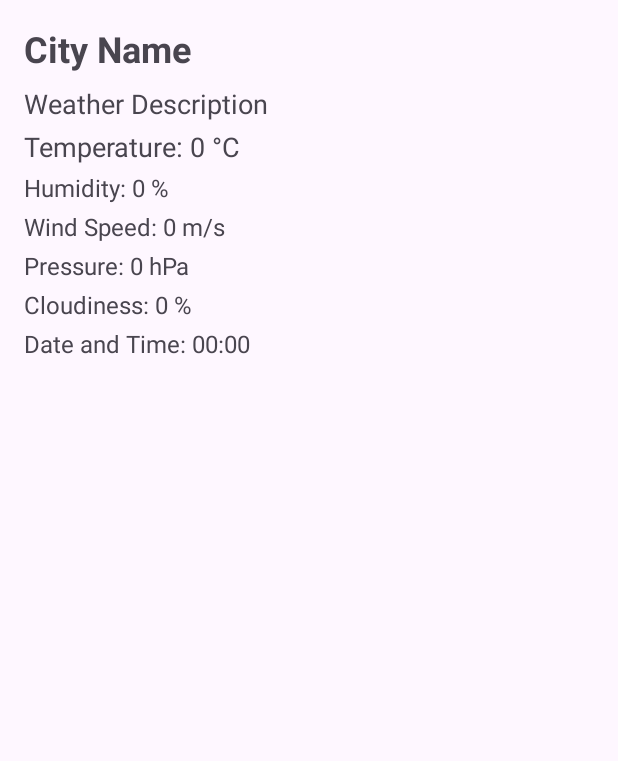
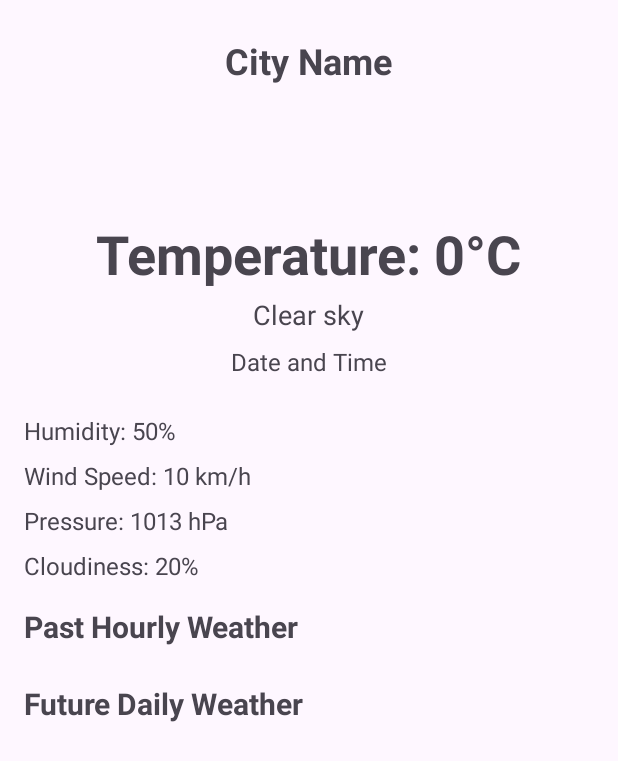
Before and after one commit to YoussefGamalShehata/MeteoRa-Application, an Android app: the layout fragment_weather_based_location.xml on its own in the app's theme, with its tools: preview values and no code run, on a phone screen of 412 x 824 dp. Shown: the top 761 px of the screen. Run offline under Robolectric (Android 15) with nearby library versions, the phone set to English and light mode, and no system bars.

Commit message:
Editing The DialogFragment to show all the detalis

```diff
--- /dev/null
+++ b/SourceCode/app/src/main/java/com/example/meteora/features/favorites/viewModel/FavoriteViewModel.kt
@@ -0,0 +1,4 @@
+package com.example.meteora.features.favorites.viewModel
+
+class FavoriteViewModel {
+}
--- /dev/null
+++ b/SourceCode/app/src/main/java/com/example/meteora/features/favorites/viewModel/FavoriteViewModelFactory.kt
@@ -0,0 +1,4 @@
+package com.example.meteora.features.favorites.viewModel
+
+class FavoriteViewModelFactory {
+}
--- a/SourceCode/app/src/main/res/layout/fragment_weather_based_location.xml
+++ b/SourceCode/app/src/main/res/layout/fragment_weather_based_location.xml
@@ -1,80 +1,150 @@
 <?xml version="1.0" encoding="utf-8"?>
-<LinearLayout xmlns:android="http://schemas.android.com/apk/res/android"
+<ScrollView
+    xmlns:android="http://schemas.android.com/apk/res/android"
+    android:layout_width="match_parent"
+    android:layout_height="match_parent"
+    android:padding="16dp">
+
+    <LinearLayout
         android:layout_width="match_parent"
         android:layout_height="wrap_content"
-    android:orientation="vertical"
-    android:padding="16dp">
+        android:orientation="vertical">
 
-    <ProgressBar
-        android:id="@+id/progressBar"
-        android:layout_width="match_parent"
-        android:layout_height="wrap_content"
-        android:visibility="gone"
-        android:indeterminate="true"/>
-
+        <!-- City Name -->
         <TextView
             android:id="@+id/cityNameTextView"
             android:layout_width="wrap_content"
             android:layout_height="wrap_content"
+            android:layout_gravity="center"
+            android:paddingTop="8dp"
             android:text="City Name"
             android:textSize="24sp"
+            android:textStyle="bold" />
+
+        <!-- Progress Bar (hidden by default) -->
+        <ProgressBar
+            android:id="@+id/progressBar"
+            android:layout_width="wrap_content"
+            android:layout_height="wrap_content"
+            android:layout_gravity="center"
+            android:visibility="gone" />
+
+        <!-- Weather Icon -->
+        <ImageView
+            android:id="@+id/weatherIconImageView"
+            android:layout_width="183dp"
+            android:layout_height="80dp"
+            android:layout_gravity="center"
+            android:contentDescription="Weather icon" />
+
+        <!-- Current Temperature -->
+        <TextView
+            android:id="@+id/tempTextView"
+            android:layout_width="wrap_content"
+            android:layout_height="wrap_content"
+            android:text="Temperature: 0°C"
+            android:textSize="36sp"
             android:textStyle="bold"
-        android:paddingBottom="8dp"/>
+            android:layout_gravity="center"
+            android:paddingTop="8dp" />
 
+        <!-- Weather Description -->
         <TextView
             android:id="@+id/weatherDescriptionTextView"
             android:layout_width="wrap_content"
             android:layout_height="wrap_content"
-        android:text="Weather Description"
-        android:textSize="18sp"
-        android:paddingBottom="4dp"/>
+            android:layout_gravity="center"
+            android:paddingTop="4dp"
+            android:text="Clear sky"
+            android:textSize="18sp" />
 
+        <!-- Current Date and Time -->
         <TextView
-        android:id="@+id/tempTextView"
+            android:id="@+id/dateTimeTextView"
             android:layout_width="wrap_content"
             android:layout_height="wrap_content"
-        android:text="Temperature: 0 °C"
-        android:textSize="18sp"
-        android:paddingBottom="4dp"/>
+            android:text="Date and Time"
+            android:textSize="16sp"
+            android:layout_gravity="center"
+            android:paddingTop="8dp" />
 
+
+        <!-- Additional Weather Details Section -->
+        <LinearLayout
+            android:layout_width="match_parent"
+            android:layout_height="wrap_content"
+            android:orientation="vertical"
+            android:paddingTop="16dp">
+
+            <!-- Humidity -->
             <TextView
                 android:id="@+id/humidityTextView"
                 android:layout_width="wrap_content"
                 android:layout_height="wrap_content"
-        android:text="Humidity: 0 %"
+                android:text="Humidity: 50%"
                 android:textSize="16sp"
-        android:paddingBottom="4dp"/>
+                android:paddingTop="8dp" />
 
+            <!-- Wind Speed -->
             <TextView
                 android:id="@+id/windSpeedTextView"
                 android:layout_width="wrap_content"
                 android:layout_height="wrap_content"
-        android:text="Wind Speed: 0 m/s"
+                android:text="Wind Speed: 10 km/h"
                 android:textSize="16sp"
-        android:paddingBottom="4dp"/>
+                android:paddingTop="8dp" />
 
+            <!-- Pressure -->
             <TextView
                 android:id="@+id/pressureTextView"
                 android:layout_width="wrap_content"
                 android:layout_height="wrap_content"
-        android:text="Pressure: 0 hPa"
+                android:text="Pressure: 1013 hPa"
                 android:textSize="16sp"
-        android:paddingBottom="4dp"/>
+                android:paddingTop="8dp" />
 
+            <!-- Clouds -->
             <TextView
                 android:id="@+id/cloudsTextView"
                 android:layout_width="wrap_content"
                 android:layout_height="wrap_content"
-        android:text="Cloudiness: 0 %"
+                android:text="Cloudiness: 20%"
                 android:textSize="16sp"
-        android:paddingBottom="4dp"/>
+                android:paddingTop="8dp" />
 
+        </LinearLayout>
+
+        <!-- Past Hourly Weather Section -->
         <TextView
-        android:id="@+id/dateTimeTextView"
+            android:id="@+id/pastHourlyTextView"
             android:layout_width="wrap_content"
             android:layout_height="wrap_content"
-        android:text="Date and Time: 00:00"
-        android:textSize="16sp"
-        android:paddingBottom="4dp"/>
+            android:text="Past Hourly Weather"
+            android:textSize="20sp"
+            android:textStyle="bold"
+            android:paddingTop="16dp" />
+
+        <androidx.recyclerview.widget.RecyclerView
+            android:id="@+id/pastHourlyRecyclerView"
+            android:layout_width="match_parent"
+            android:layout_height="wrap_content"
+            android:paddingTop="8dp" />
+
+        <!-- Future Daily Weather Section -->
+        <TextView
+            android:id="@+id/futureDailyTextView"
+            android:layout_width="wrap_content"
+            android:layout_height="wrap_content"
+            android:text="Future Daily Weather"
+            android:textSize="20sp"
+            android:textStyle="bold"
+            android:paddingTop="16dp" />
+
+        <androidx.recyclerview.widget.RecyclerView
+            android:id="@+id/futureDailyRecyclerView"
+            android:layout_width="match_parent"
+            android:layout_height="wrap_content"
+            android:paddingTop="8dp" />
 
     </LinearLayout>
+</ScrollView>
```
Also changed, not shown: SourceCode/app/src/main/java/com/example/meteora/features/map/view/FutureDailyWeatherAdapter.kt (added, +49 -0 lines), SourceCode/app/src/main/java/com/example/meteora/features/map/view/PastHourlyWeatherAdapter.kt (added, +48 -0 lines), SourceCode/app/src/main/java/com/example/meteora/features/map/view/WeatherBasedLocationFragment.kt (+50 -13 lines). Lines whose indentation alone changed are shown as unchanged.
